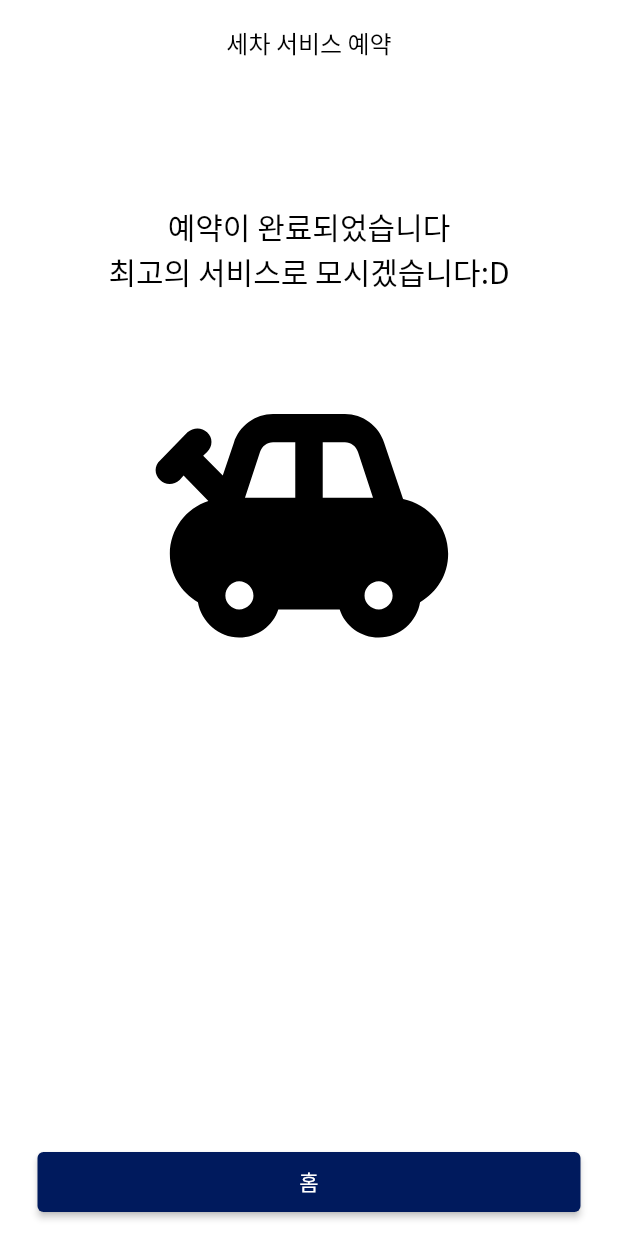
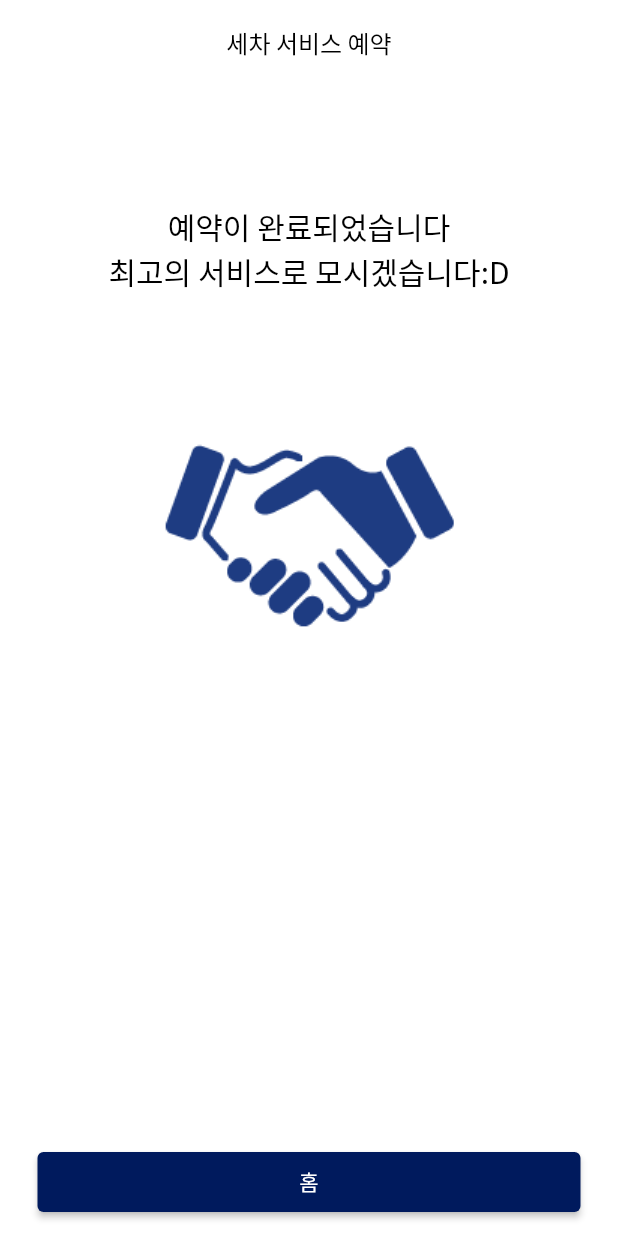
Before and after one commit to sy0223lee/Carnnected, a Flutter app: the CarWash4 screen opened directly with empty values, on a phone screen of 412 x 824 dp. Run offline on Flutter 3.47's test engine with Material 2 defaults, Android fonts, the phone set to English and light mode, and no system bars; our stand-ins replace badges, flutter_feather_icons, flutter_secure_storage, flutter_svg, fluttertoast, geolocator and 2 more; missing offline and left inert: kakao_flutter_sdk, proj4dart; accounts and stored records are empty.

Commit message:
서비스 및 회원 가입 완료 사진 변경
서비스 및 회원 가입 완료 사진 변경

```diff
--- a/lib/main.dart
+++ b/lib/main.dart
@@ -1,8 +1,10 @@
 import 'package:flutter/material.dart';
 import 'package:kakao_flutter_sdk/all.dart';
 import 'package:mosigg/service/carwash/carwash1.dart';
+import 'package:mosigg/service/carwash/carwash4.dart';
 import 'package:mosigg/service/maintenance/maintenance1.dart';
 import 'package:mosigg/service/maintenance/maintenance2.dart';
+import 'package:mosigg/signup/signup4.dart';
 import 'package:provider/provider.dart';
 import 'package:mosigg/provider/replaceProvider.dart';
 import 'package:mosigg/signup/signup1.dart';
--- a/lib/service/carwash/carwash4.dart
+++ b/lib/service/carwash/carwash4.dart
@@ -31,15 +31,11 @@ class _CarWash4State extends State<CarWash4> {
         padding: EdgeInsets.only(top: 80.0),
         child: Center(
           child: Column(
+            mainAxisAlignment: MainAxisAlignment.center,
             children: [
               text('예약이 완료되었습니다', 20.0, FontWeight.w500, Colors.black),
               text('최고의 서비스로 모시겠습니다:D', 20.0, FontWeight.w500, Colors.black),
-              SizedBox(height: 43),
-              Icon(
-                Icons.toys,
-                size: 223,
-                color: Colors.black,
-              ),
+              Image.asset('image/reserved.png', width: 300.0, height: 300.0),
               Expanded(
                 child: Column(
                   mainAxisAlignment: MainAxisAlignment.end,
--- a/lib/signup/signup4.dart
+++ b/lib/signup/signup4.dart
@@ -59,10 +59,10 @@ class _SignUp4State extends State<SignUp4> {
                                 fontSize: 24.0,
                                 fontWeight: FontWeight.w500,
                                 color: Colors.black)),
-                        SizedBox(height: 60.0),
+                        SizedBox(height: 35.0),
                         Image.asset('image/signedup.png',
-                            width: 200.0, height: 200.0),
-                        SizedBox(height: 60.0),
+                            width: 250.0, height: 250.0),
+                        SizedBox(height: 35.0),
                         SizedBox(
                           width: 400.0,
                           height: 45.0,
```
Also changed, not shown: lib/service/delivery/delivery4.dart (+1 -6 lines), lib/service/drive/drive4.dart (+1 -6 lines), lib/service/maintenance/maintenance5.dart (+1 -6 lines), lib/service/oiling/oiling5.dart (+1 -6 lines), lib/service/replacement/replacement5.dart (+1 -6 lines), image/reserved.png (added), image/signedup.png.
